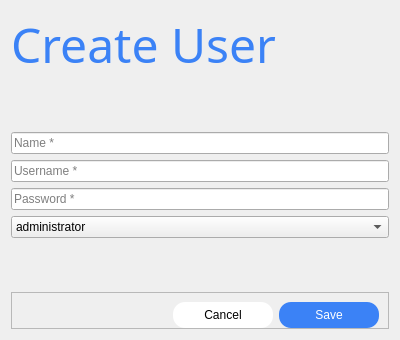
Old version of the form pages/userManagement/form.ui in the repository al-dioooo/bookster.
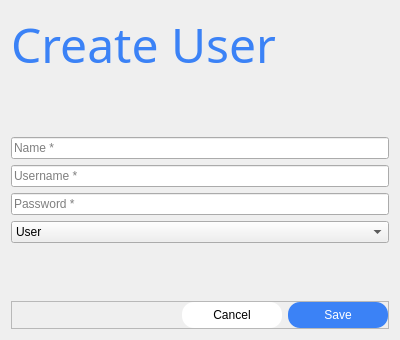
New version of the form.

```diff
--- a/pages/userManagement/form.ui
+++ b/pages/userManagement/form.ui
@@ -74,9 +74,12 @@
    </item>
    <item>
     <widget class="QComboBox" name="roleCombo">
+     <property name="currentText">
+      <string>User</string>
+     </property>
      <item>
       <property name="text">
-       <string>administrator</string>
+       <string>User</string>
       </property>
      </item>
      <item>
@@ -110,6 +113,15 @@
       <enum>QFrame::Shape::StyledPanel</enum>
      </property>
      <layout class="QHBoxLayout" name="buttonLayout">
+      <property name="leftMargin">
+       <number>0</number>
+      </property>
+      <property name="topMargin">
+       <number>0</number>
+      </property>
+      <property name="rightMargin">
+       <number>0</number>
+      </property>
       <property name="bottomMargin">
        <number>0</number>
       </property>
```
Left out of the diff: 4 changed lines with no effect on the pictures.
